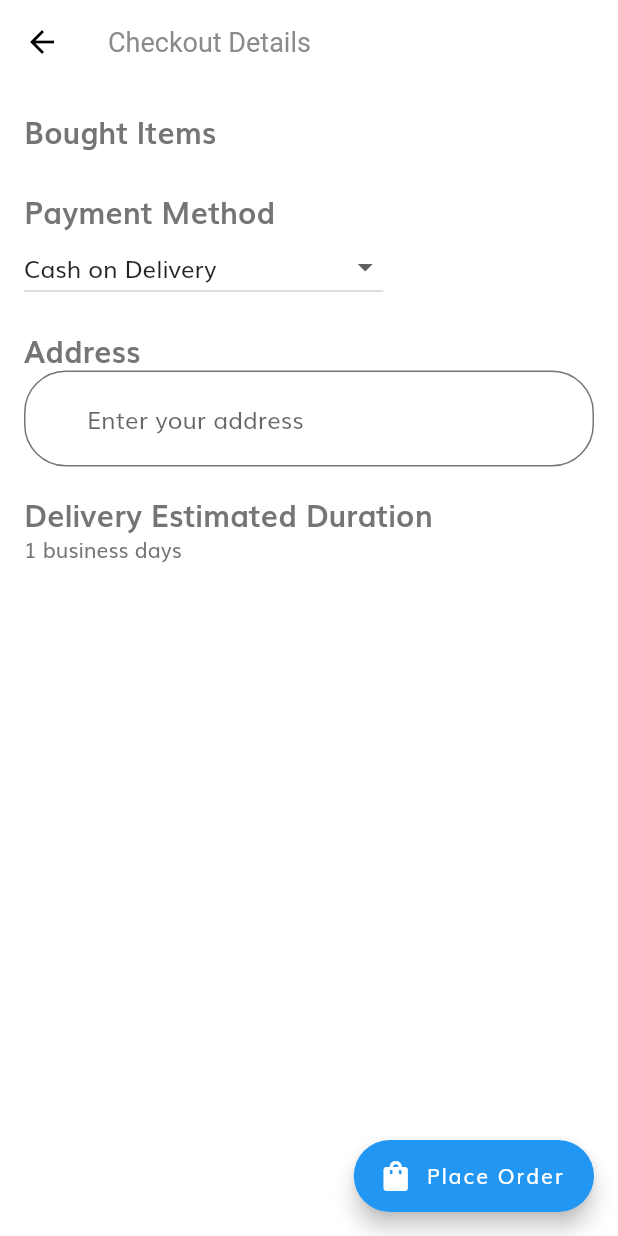
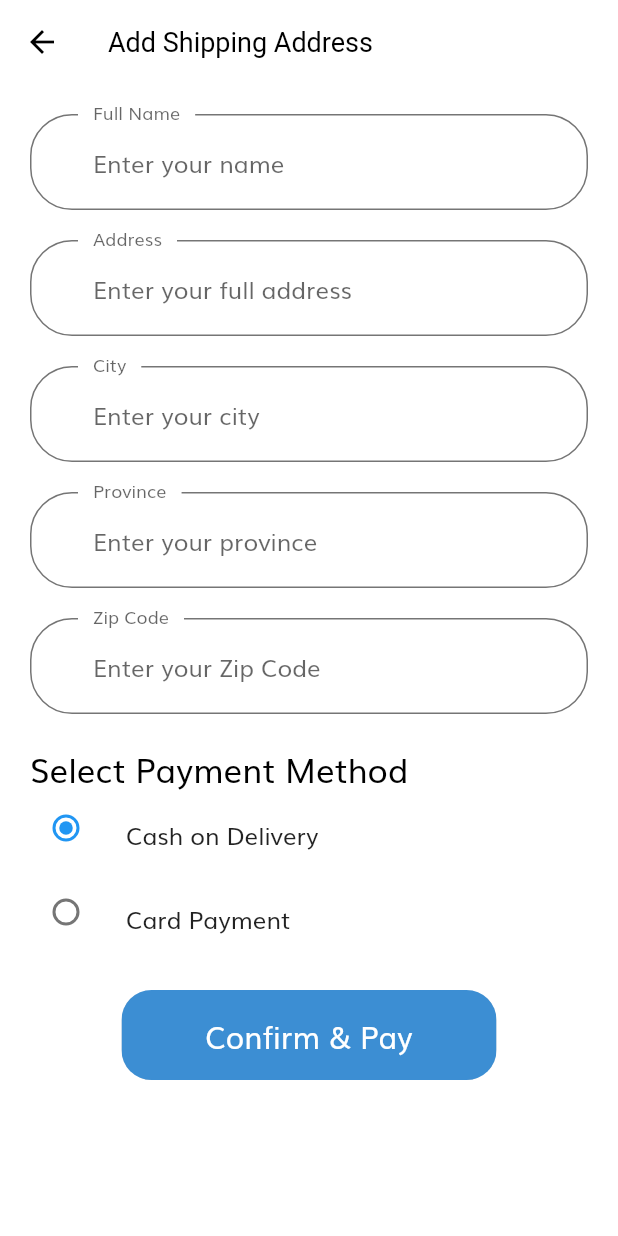
Before and after one commit to samadkhan1387/MECHANICS-FYP, a Flutter app: the CartScreen screen opened by its route, after a tap on "Check Out", on a phone screen of 412 x 824 dp. Run offline on Flutter 3.47's test engine with Material 2 defaults, Android fonts, the light colour scheme and no system bars; our stand-ins replace carousel_slider, flutter_svg, lottie.

Commit message:
DESIGN CHANGES COMMIT

```diff
--- a/lib/components/default_button.dart
+++ b/lib/components/default_button.dart
@@ -16,19 +16,18 @@
   Widget build(BuildContext context) {
     return SizedBox(
       width: double.infinity,
-      height: getProportionateScreenHeight(56),
+      height: 60,
       child: TextButton(
         style: TextButton.styleFrom(
-          shape:
+          foregroundColor: Colors.white, shape:
               RoundedRectangleBorder(borderRadius: BorderRadius.circular(20)),
-          primary: Colors.white,
           backgroundColor: kPrimaryColor,
         ),
         onPressed: press as void Function()?,
         child: Text(
           text!,
           style: TextStyle(
-            fontSize: getProportionateScreenWidth(18),
+            fontSize: getProportionateScreenWidth(20),
             color: Colors.white,
           ),
         ),
--- a/lib/models/Cart.dart
+++ b/lib/models/Cart.dart
@@ -1,4 +1,3 @@
-import 'package:flutter/material.dart';
 
 import 'ShopProduct.dart';
 
--- a/lib/screens/cart/components/check_out_card.dart
+++ b/lib/screens/cart/components/check_out_card.dart
@@ -4,7 +4,6 @@
 import 'package:mechanics_mangao/models/Cart.dart';
 
 import './checkout_screen.dart';
-import '../../../constants.dart';
 import '../../../size_config.dart';
 
 class CheckoutCard extends StatelessWidget {
@@ -58,12 +57,6 @@
                 ),
                 Spacer(),
                  Text("Please Proceed to Checkout Now"),
-                const SizedBox(width: 10),
-                Icon(
-                  Icons.arrow_forward_ios,
-                  size: 12,
-                  color: kTextColor,
-                )
               ],
             ),
             SizedBox(height: getProportionateScreenHeight(20)),
@@ -83,6 +76,9 @@
                 ),
                 SizedBox(
                   width: getProportionateScreenWidth(190),
+                  child: Container(
+                    width: double.infinity, // Makes the button take the full width
+                    height: 60,
                     child: DefaultButton(
                       text: "Check Out",
                       press: () {
@@ -95,6 +91,7 @@
                       },
                     ),
                   ),
+                ),
               ],
             ),
           ],
--- a/lib/screens/cart/components/checkout_screen.dart
+++ b/lib/screens/cart/components/checkout_screen.dart
@@ -2,8 +2,10 @@
 import 'package:mechanics_mangao/models/Cart.dart';
 import 'package:lottie/lottie.dart';
 
+import 'CardPaymentScreen.dart';
+
 class CheckoutScreen extends StatefulWidget {
-  final List<Cart> cartItems; // Assuming you have a Cart class as defined in your cart.dart file.
+  final List<Cart> cartItems;
 
   CheckoutScreen({required this.cartItems});
 
@@ -13,83 +15,147 @@
 
 class _CheckoutScreenState extends State<CheckoutScreen> {
   String paymentMethod = "Cash on Delivery";
+  String fullName = "";
   String address = "";
-  int deliveryDuration = 1; // Default delivery duration, you can set this based on your requirements.
+  String city = "";
+  String province = "";
+  String zipCode = "";
+  bool cardPaymentSelected = false;
+
+  final _formKey = GlobalKey<FormState>();
 
   @override
   Widget build(BuildContext context) {
     return Scaffold(
       appBar: AppBar(
-        title: Text("Checkout Details"),
+        title: Text("Add Shipping Address", style: TextStyle(color: Colors.black)),
       ),
       body: SingleChildScrollView(
-        padding: EdgeInsets.symmetric(horizontal: 16),
+        child: Padding(
+          padding: const EdgeInsets.all(20.0),
+          child: Form(
+            key: _formKey,
             child: Column(
               crossAxisAlignment: CrossAxisAlignment.start,
               children: [
-            SizedBox(height: 16),
-            Text(
-              "Bought Items",
-              style: TextStyle(fontSize: 20, fontWeight: FontWeight.bold),
-            ),
-            SizedBox(height: 8),
-            ListView.builder(
-              shrinkWrap: true,
-              itemCount: widget.cartItems.length,
-              itemBuilder: (context, index) {
-                final cart = widget.cartItems[index];
-                final product = cart.product;
-
-                return ListTile(
-                  leading: CircleAvatar(
-                    backgroundImage: NetworkImage(product.images[0]), // Assuming the first image is the main product image.
-                  ),
-                  title: Text(product.title),
-                  subtitle: Text("Quantity: ${cart.numOfItem}"),
-                  trailing: Text("\Rs ${product.price * cart.numOfItem}"), // Total price for this item (price * quantity).
-                );
+                TextFormField(
+                  onChanged: (newValue) {
+                    setState(() {
+                      fullName = newValue;
+                    });
+                  },
+                  decoration: InputDecoration(labelText: "Full Name", hintText: "Enter your name"),
+                  validator: (value) {
+                    if (value == null || value.isEmpty) {
+                      return 'Please enter your name';
+                    }
+                    return null;
                   },
                 ),
-            SizedBox(height: 16),
+                SizedBox(height: 20),
+                TextFormField(
+                  onChanged: (newValue) {
+                    setState(() {
+                      address = newValue;
+                    });
+                  },
+                  decoration: InputDecoration(labelText: "Address", hintText: "Enter your full address"),
+                  validator: (value) {
+                    if (value == null || value.isEmpty) {
+                      return 'Please enter your address';
+                    }
+                    return null;
+                  },
+                ),
+                SizedBox(height: 20),
+                TextFormField(
+                  onChanged: (newValue) {
+                    setState(() {
+                      city = newValue;
+                    });
+                  },
+                  decoration: InputDecoration(labelText: "City", hintText: "Enter your city"),
+                  validator: (value) {
+                    if (value == null || value.isEmpty) {
+                      return 'Please enter your city';
+                    }
+                    return null;
+                  },
+                ),
+                SizedBox(height: 20),
+                TextFormField(
+                  onChanged: (newValue) {
+                    setState(() {
+                      province = newValue;
+                    });
+                  },
+                  decoration: InputDecoration(labelText: "Province", hintText: "Enter your province"),
+                  validator: (value) {
+                    if (value == null || value.isEmpty) {
+                      return 'Please enter your province';
+                    }
+                    return null;
+                  },
+                ),
+                SizedBox(height: 20),
+                TextFormField(
+                  onChanged: (newValue) {
+                    setState(() {
+                      zipCode = newValue;
+                    });
+                  },
+                  decoration: InputDecoration(labelText: "Zip Code", hintText: "Enter your Zip Code "),
+                  validator: (value) {
+                    if (value == null || value.isEmpty) {
+                      return 'Please enter your Zip Code';
+                    }
+                    return null;
+                  },
+                ),
+                SizedBox(height: 20),
                 Text(
-              "Payment Method",
-              style: TextStyle(fontSize: 20, fontWeight: FontWeight.bold),
+                  "Select Payment Method",
+                  style: TextStyle(fontSize: 22, color: Colors.black),
                 ),
-            buildPaymentMethodOptions(), // Display the options for payment method.
-            SizedBox(height: 16),
-            Text(
-              "Address",
-              style: TextStyle(fontSize: 20, fontWeight: FontWeight.bold),
+                buildPaymentMethodOptions(),
+                if (cardPaymentSelected) ...[
+                  // Include additional fields for card payment if needed
+                ],
+                SizedBox(height: 20),
+                Center(
+                  child: Container(
+                    width: 250,
+                    height: 60,
+                    child: ClipRRect(
+                      borderRadius: BorderRadius.circular(20.0),
+                      child: ElevatedButton(
+                        onPressed: () {
+                          if (_formKey.currentState!.validate()) {
+                            // Validate the payment method
+                            if (paymentMethod == "Cash on Delivery") {
+                              // Handle Cash on Delivery payment
+                              _placeOrder();
+                            }
+                          }
+                        },
+                        style: ButtonStyle(
+                          backgroundColor: MaterialStateProperty.all<Color>(Color(0xFF3C8ED3)),
                         ),
-            buildAddressTextField(), // Allow the user to enter their address.
-            SizedBox(height: 16),
-            Text(
-              "Delivery Estimated Duration",
-              style: TextStyle(fontSize: 20, fontWeight: FontWeight.bold),
+                        child: Text("Confirm & Pay", style: TextStyle(fontSize: 20)),
                       ),
-            buildDeliveryDurationText(), // Display the estimated delivery duration.
-            // You can add more details as needed.
+                    ),
+                  ),
+                ),
               ],
             ),
           ),
-      floatingActionButton: Column(
-        mainAxisAlignment: MainAxisAlignment.end,
-        children: [
-          FloatingActionButton.extended(
-            onPressed: () {
-              _placeOrder(); // Call the function to place the order and navigate to the success screen.
-            },
-            icon: Icon(Icons.shopping_bag),
-            label: Text("Place Order"), // The label text for the button.
         ),
-        ],
       ),
     );
   }
 
-  // Function to place the order and navigate to the success screen
   void _placeOrder() {
-    // Perform any order processing or API calls here, if needed.
+    // Perform order processing or API calls here.
 
     Navigator.push(
       context,
@@ -98,52 +164,65 @@
       ),
     );
   }
+
   Widget buildPaymentMethodOptions() {
-    // Define the options for payment method here. You can use a dropdown or radio buttons.
-    return DropdownButton<String>(
-      value: paymentMethod,
-      onChanged: (newValue) {
+    return Column(
+      children: [
+        Row(
+          crossAxisAlignment: CrossAxisAlignment.start,
+          children: [
+            Radio(
+              value: "Cash on Delivery",
+              groupValue: paymentMethod,
+              onChanged: (value) {
                 setState(() {
-          paymentMethod = newValue!;
+                  paymentMethod = value.toString();
+                  cardPaymentSelected = false;
                 });
               },
-      items: [
-        "Cash on Delivery",
-        "Card Payment (Visa)",
-        "Card Payment (MasterCard)",
-        "PayPal",
-        // Add more options as needed.
-      ].map<DropdownMenuItem<String>>((value) {
-        return DropdownMenuItem<String>(
-          value: value,
-          child: Text(value),
-        );
-      }).toList(),
-    );
-  }
+            ),
+            Expanded(
+              child: ListTile(
+                title: Text("Cash on Delivery"),
+              ),
+            ),
+          ],
+        ),
+        Row(
+          crossAxisAlignment: CrossAxisAlignment.start,
+          children: [
+            Radio(
+              value: "Card Payment",
+              groupValue: paymentMethod,
+              onChanged: (value) {
+                setState(() {
+                  paymentMethod = value.toString();
+                  cardPaymentSelected = true;
+                });
 
-  Widget buildAddressTextField() {
-    // Allow the user to enter their address details here.
-    return TextField(
-      onChanged: (newValue) {
-        setState(() {
-          address = newValue;
-        });
-      },
-      decoration: InputDecoration(
-        hintText: "Enter your address",
+                if (cardPaymentSelected) {
+                  // Navigate to CardPaymentScreen when Card Payment is selected
+                  Navigator.push(
+                    context,
+                    MaterialPageRoute(
+                      builder: (context) => CardPaymentScreen(),
                     ),
                   );
                 }
-
-  Widget buildDeliveryDurationText() {
-    // Calculate the delivery duration based on the number of items in the cart.
-    int totalItems = widget.cartItems.fold(0, (sum, cart) => sum + cart.numOfItem);
-    deliveryDuration = 1 + totalItems ~/ 5; // For every 5 items, add 1 day to the delivery duration.
-
-    return Text("$deliveryDuration business days");
+              },
+            ),
+            Expanded(
+              child: ListTile(
+                title: Text("Card Payment"),
+              ),
+            ),
+          ],
+        ),
+      ],
+    );
   }
 }
+
 class OrderSuccessScreen extends StatelessWidget {
   @override
   Widget build(BuildContext context) {
@@ -177,7 +256,7 @@
                 "Continue Shopping",
                 style: TextStyle(
                   fontSize: 18,
-                  color: Colors.blue, // Customize the color as needed.
+                  color: Colors.blue,
                   decoration: TextDecoration.underline,
                 ),
               ),
@@ -188,124 +267,3 @@
     );
   }
 }
-
-
-// class CheckoutScreen extends StatefulWidget {
-//   final List<Cart> cartItems;
-//
-//   CheckoutScreen({required this.cartItems});
-//
-//   @override
-//   _CheckoutScreenState createState() => _CheckoutScreenState();
-// }
-//
-// class _CheckoutScreenState extends State<CheckoutScreen> {
-//   String paymentMethod = "Cash on Delivery";
-//   String address = "";
-//   int deliveryDuration = 1; // Default delivery duration, you can set this based on your requirements.
-//
-//   @override
-//   Widget build(BuildContext context) {
-//     return Scaffold(
-//       appBar: AppBar(
-//         title: Text("Checkout Details"),
-//       ),
-//       body: SingleChildScrollView(
-//         padding: EdgeInsets.symmetric(horizontal: 16),
-//         child: Column(
-//           crossAxisAlignment: CrossAxisAlignment.start,
-//           children: [
-//             SizedBox(height: 16),
-//             Text(
-//               "Bought Items",
-//               style: TextStyle(fontSize: 20, fontWeight: FontWeight.bold),
-//             ),
-//             SizedBox(height: 8),
-//             ListView.builder(
-//               shrinkWrap: true,
-//               itemCount: widget.cartItems.length,
-//               itemBuilder: (context, index) {
-//                 final cart = widget.cartItems[index];
-//                 final product = cart.product;
-//
-//                 return ListTile(
-//                   leading: CircleAvatar(
-//                     backgroundImage: NetworkImage(product.images[0]),
-//                   ),
-//                   title: Text(product.title),
-//                   subtitle: Text("Quantity: ${cart.numOfItem}"),
-//                   trailing: Text("\Rs ${product.price * cart.numOfItem}"), // Total price for this item (price * quantity).
-//                 );
-//               },
-//             ),
-//             SizedBox(height: 16),
-//             Text(
-//               "Payment Method",
-//               style: TextStyle(fontSize: 20, fontWeight: FontWeight.bold),
-//             ),
-//             buildPaymentMethodOptions(), // Display the options for payment method.
-//             SizedBox(height: 16),
-//             Text(
-//               "Address",
-//               style: TextStyle(fontSize: 20, fontWeight: FontWeight.bold),
-//             ),
-//             buildAddressTextField(), // Allow the user to enter their address.
-//             SizedBox(height: 16),
-//             Text(
-//               "Delivery Estimated Duration",
-//               style: TextStyle(fontSize: 20, fontWeight: FontWeight.bold),
-//             ),
-//             buildDeliveryDurationText(), // Display the estimated delivery duration.
-//             // You can add more details as needed.
-//           ],
-//         ),
-//       ),
-//     );
-//   }
-//
-//   Widget buildPaymentMethodOptions() {
-//     // Define the options for payment method here. You can use a dropdown or radio buttons.
-//     return DropdownButton<String>(
-//       value: paymentMethod,
-//       onChanged: (newValue) {
-//         setState(() {
-//           paymentMethod = newValue!;
-//         });
-//       },
-//       items: [
-//         "Cash on Delivery",
-//         "Card Payment (Visa)",
-//         "Card Payment (MasterCard)",
-//         "PayPal",
-//         // Add more options as needed.
-//       ].map<DropdownMenuItem<String>>((value) {
-//         return DropdownMenuItem<String>(
-//           value: value,
-//           child: Text(value),
-//         );
-//       }).toList(),
-//     );
-//   }
-//
-//   Widget buildAddressTextField() {
-//     // Allow the user to enter their address details here.
-//     return TextField(
-//       onChanged: (newValue) {
-//         setState(() {
-//           address = newValue;
-//         });
-//       },
-//       decoration: InputDecoration(
-//         hintText: "Enter your address",
-//       ),
-//     );
-//   }
-//
-//   Widget buildDeliveryDurationText() {
-//     // Calculate the delivery duration based on the number of items in the cart.
-//     int totalItems = widget.cartItems.fold(0, (sum, cart) => sum + cart.numOfItem);
-//     deliveryDuration = 1 + totalItems ~/ 5; // For every 5 items, add 1 day to the delivery duration.
-//
-//     return Text("$deliveryDuration business days");
-//   }
-// }
```
Also changed, not shown: lib/models/appointment_booking.dart (+18 -18 lines), lib/screens/cart/components/CardPaymentScreen.dart (added, +185 -0 lines), lib/screens/details/components/custom_app_bar.dart (+12 -24 lines), lib/screens/details/components/product_description.dart (+17 -12 lines), assets/icons/left.svg (added), assets/images/card.png (added), lib/screens/shop/components/shopparts_product.dart (renamed from lib/screens/shop/components/services_product.dart). Lines whose indentation alone changed are shown as unchanged.
